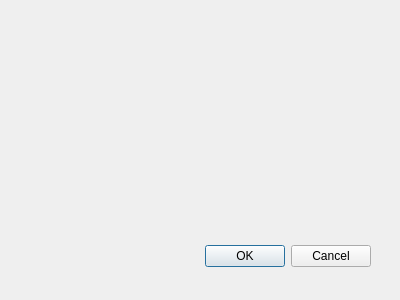
This is src/informationdialog.ui in bloguetronica/cp2130-com as Qt 5 draws it before an edit. The edited form follows.
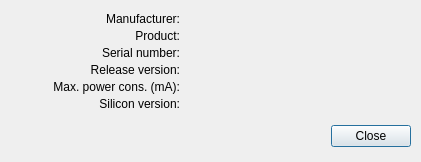
This is the edited form. Icons and pictures are not drawn.

Patch:
```diff
--- a/src/informationdialog.ui
+++ b/src/informationdialog.ui
@@ -6,10 +6,22 @@
    <rect>
     <x>0</x>
     <y>0</y>
-    <width>400</width>
-    <height>300</height>
+    <width>421</width>
+    <height>162</height>
    </rect>
   </property>
+  <property name="minimumSize">
+   <size>
+    <width>421</width>
+    <height>162</height>
+   </size>
+  </property>
+  <property name="maximumSize">
+   <size>
+    <width>421</width>
+    <height>162</height>
+   </size>
+  </property>
   <property name="windowTitle">
    <string>Dialog</string>
   </property>
@@ -30,17 +42,191 @@
   <widget class="QDialogButtonBox" name="buttonBox">
    <property name="geometry">
     <rect>
-     <x>30</x>
-     <y>240</y>
-     <width>341</width>
-     <height>32</height>
+     <x>10</x>
+     <y>121</y>
+     <width>401</width>
+     <height>31</height>
     </rect>
    </property>
    <property name="orientation">
     <enum>Qt::Horizontal</enum>
    </property>
    <property name="standardButtons">
-    <set>QDialogButtonBox::Cancel|QDialogButtonBox::Ok</set>
+    <set>QDialogButtonBox::Close</set>
+   </property>
+  </widget>
+  <widget class="QLabel" name="labelManufacturer">
+   <property name="geometry">
+    <rect>
+     <x>185</x>
+     <y>10</y>
+     <width>226</width>
+     <height>17</height>
+    </rect>
+   </property>
+   <property name="text">
+    <string/>
+   </property>
+  </widget>
+  <widget class="QLabel" name="labelManufacturerLabel">
+   <property name="geometry">
+    <rect>
+     <x>10</x>
+     <y>10</y>
+     <width>170</width>
+     <height>17</height>
+    </rect>
+   </property>
+   <property name="text">
+    <string>Manufacturer:</string>
+   </property>
+   <property name="alignment">
+    <set>Qt::AlignRight|Qt::AlignTrailing|Qt::AlignVCenter</set>
+   </property>
+  </widget>
+  <widget class="QLabel" name="labelSerial">
+   <property name="geometry">
+    <rect>
+     <x>185</x>
+     <y>44</y>
+     <width>226</width>
+     <height>17</height>
+    </rect>
+   </property>
+   <property name="text">
+    <string/>
+   </property>
+  </widget>
+  <widget class="QLabel" name="labelMaxPower">
+   <property name="geometry">
+    <rect>
+     <x>185</x>
+     <y>78</y>
+     <width>226</width>
+     <height>17</height>
+    </rect>
+   </property>
+   <property name="text">
+    <string/>
+   </property>
+  </widget>
+  <widget class="QLabel" name="labelSerialLabel">
+   <property name="geometry">
+    <rect>
+     <x>10</x>
+     <y>44</y>
+     <width>170</width>
+     <height>17</height>
+    </rect>
+   </property>
+   <property name="text">
+    <string>Serial number:</string>
+   </property>
+   <property name="alignment">
+    <set>Qt::AlignRight|Qt::AlignTrailing|Qt::AlignVCenter</set>
+   </property>
+  </widget>
+  <widget class="QLabel" name="labelReleaseVersionLabel">
+   <property name="geometry">
+    <rect>
+     <x>10</x>
+     <y>61</y>
+     <width>170</width>
+     <height>17</height>
+    </rect>
+   </property>
+   <property name="text">
+    <string>Release version:</string>
+   </property>
+   <property name="alignment">
+    <set>Qt::AlignRight|Qt::AlignTrailing|Qt::AlignVCenter</set>
+   </property>
+  </widget>
+  <widget class="QLabel" name="labelReleaseVersion">
+   <property name="geometry">
+    <rect>
+     <x>185</x>
+     <y>61</y>
+     <width>226</width>
+     <height>17</height>
+    </rect>
+   </property>
+   <property name="text">
+    <string/>
+   </property>
+  </widget>
+  <widget class="QLabel" name="labelMaxPowerLabel">
+   <property name="geometry">
+    <rect>
+     <x>10</x>
+     <y>78</y>
+     <width>170</width>
+     <height>17</height>
+    </rect>
+   </property>
+   <property name="text">
+    <string>Max. power cons. (mA):</string>
+   </property>
+   <property name="alignment">
+    <set>Qt::AlignRight|Qt::AlignTrailing|Qt::AlignVCenter</set>
+   </property>
+  </widget>
+  <widget class="QLabel" name="labelProductLabel">
+   <property name="geometry">
+    <rect>
+     <x>10</x>
+     <y>27</y>
+     <width>170</width>
+     <height>17</height>
+    </rect>
+   </property>
+   <property name="text">
+    <string>Product:</string>
+   </property>
+   <property name="alignment">
+    <set>Qt::AlignRight|Qt::AlignTrailing|Qt::AlignVCenter</set>
+   </property>
+  </widget>
+  <widget class="QLabel" name="labelProduct">
+   <property name="geometry">
+    <rect>
+     <x>185</x>
+     <y>27</y>
+     <width>226</width>
+     <height>17</height>
+    </rect>
+   </property>
+   <property name="text">
+    <string/>
+   </property>
+  </widget>
+  <widget class="QLabel" name="labelSiliconVersion">
+   <property name="geometry">
+    <rect>
+     <x>185</x>
+     <y>95</y>
+     <width>226</width>
+     <height>17</height>
+    </rect>
+   </property>
+   <property name="text">
+    <string/>
+   </property>
+  </widget>
+  <widget class="QLabel" name="labelSiliconVersionLabel">
+   <property name="geometry">
+    <rect>
+     <x>10</x>
+     <y>95</y>
+     <width>170</width>
+     <height>17</height>
+    </rect>
+   </property>
+   <property name="text">
+    <string>Silicon version:</string>
+   </property>
+   <property name="alignment">
+    <set>Qt::AlignRight|Qt::AlignTrailing|Qt::AlignVCenter</set>
    </property>
   </widget>
  </widget>
```
Left out of the diff: 26 changed lines with no effect on the pictures.
